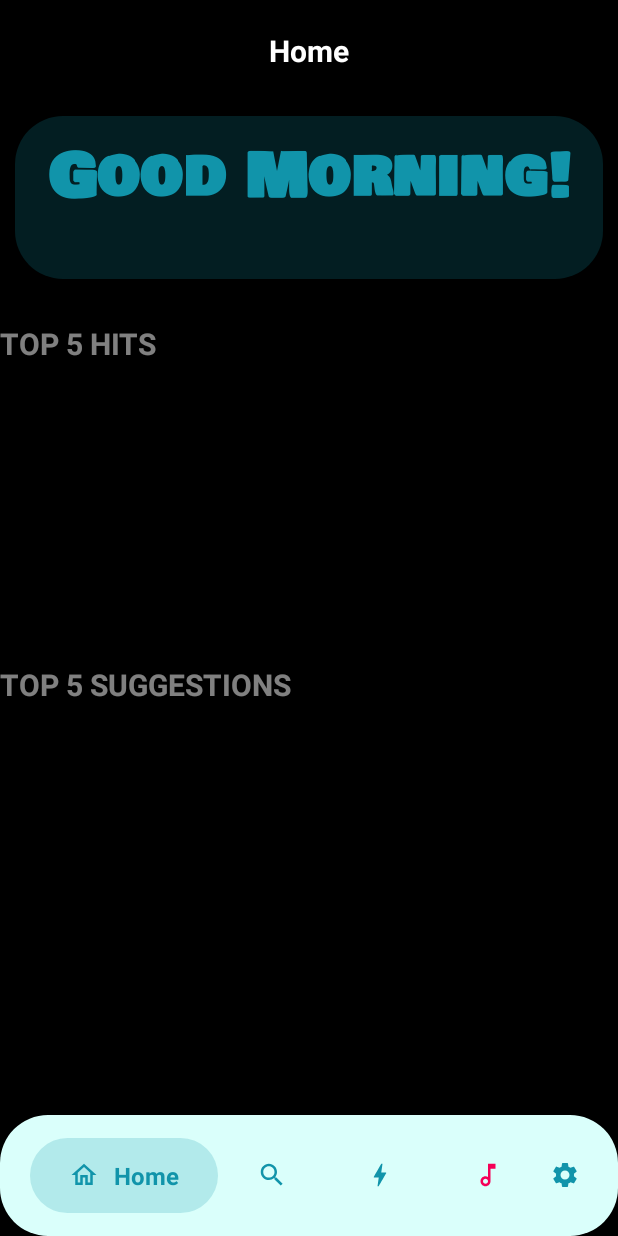
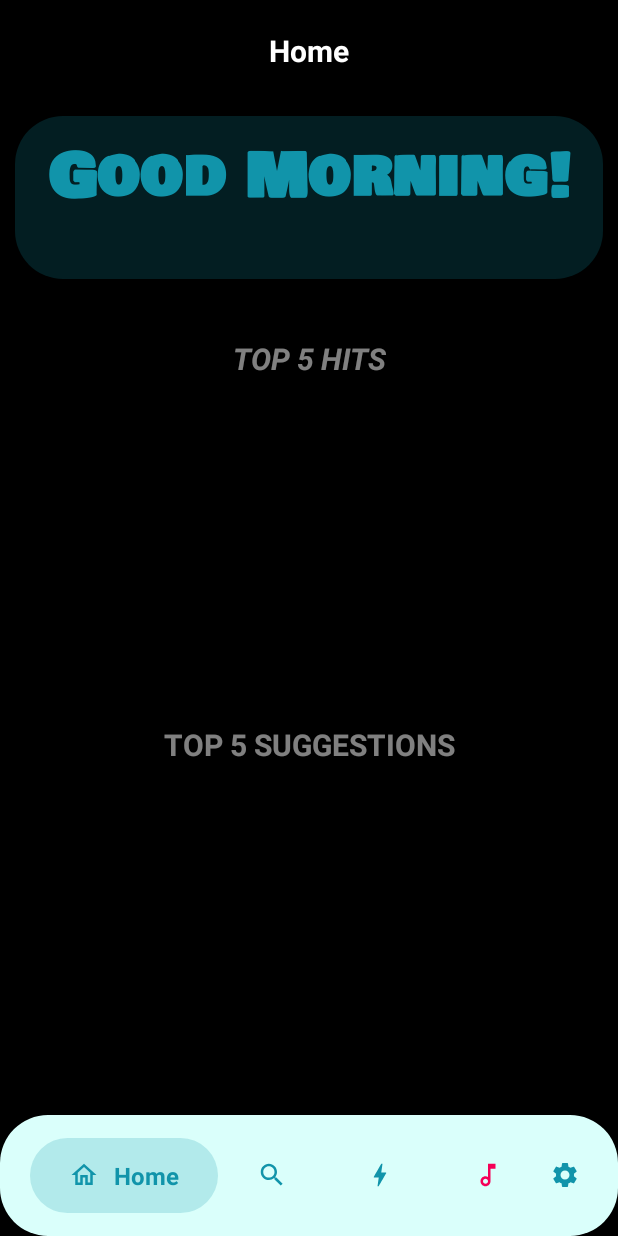
Before and after one commit to karthikpohane/SaltNPepper, an Android app: the screen it shows after launch once a user with an empty profile is signed in (MainActivity), on a phone screen of 412 x 824 dp. Run offline under Robolectric (Android 15) with nearby library versions, the phone set to English and light mode, and no system bars; our stand-ins replace Firebase (no records; nobody signed in at launch, a user with empty details on screens opened directly); libraries missing offline, so code that uses them is left out: com.example.jean.

Commit message:
Home Update

```diff
--- a/app/src/main/res/layout/activity_main.xml
+++ b/app/src/main/res/layout/activity_main.xml
@@ -84,17 +84,20 @@
             android:layout_height="wrap_content"
             android:orientation="vertical">
             <TextView
+                android:padding="10dp"
                 android:layout_width="match_parent"
                 android:layout_height="wrap_content"
+                android:gravity="center"
                 android:text="Top 5 hits"
                 android:textSize="20dp"
                 android:textAllCaps="true"
-                android:textStyle="bold"
+                android:textStyle="bold|italic"
                 android:textColor="@color/white_50"/>
             <ScrollView
                 android:layout_width="match_parent"
                 android:layout_height="200dp">
                 <androidx.recyclerview.widget.RecyclerView
+                    android:layout_marginTop="10dp"
                     android:id="@+id/recyclerView1"
                     android:layout_width="match_parent"
                     android:layout_height="match_parent"
@@ -106,8 +109,11 @@
             android:layout_height="wrap_content"
             android:orientation="vertical">
             <TextView
+                android:padding="10dp"
+                android:layout_marginTop="10dp"
                 android:layout_width="match_parent"
                 android:layout_height="wrap_content"
+                android:gravity="center"
                 android:text="Top 5 Suggestions"
                 android:textSize="20dp"
                 android:textAllCaps="true"
```
